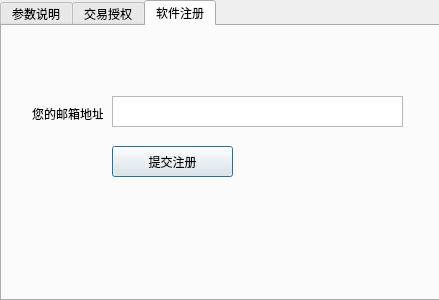
Qt form gui/sys_related.ui (killangell/qds) before a commit.
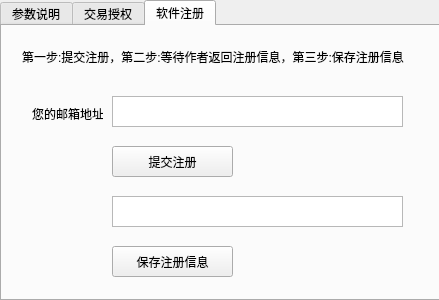
The same form after that commit. The open tabs and pages were chosen to show the change.

Commit message: 1. 增加交易授权和系统注册界面修改 2. 统一变量名称为 ema_fast 和 ema_slow

What changed in the file:
```diff
--- a/gui/sys_related.ui
+++ b/gui/sys_related.ui
@@ -16,7 +16,7 @@
   <property name="windowTitle">
    <string>系统相关</string>
   </property>
-  <widget class="QTabWidget" name="tabWidget">
+  <widget class="QTabWidget" name="tab_sys_related">
    <property name="geometry">
     <rect>
      <x>0</x>
@@ -26,7 +26,7 @@
     </rect>
    </property>
    <property name="currentIndex">
-    <number>1</number>
+    <number>2</number>
    </property>
    <widget class="QWidget" name="tab_params">
     <attribute name="title">
@@ -109,6 +109,19 @@
         </rect>
        </property>
       </widget>
+      <widget class="QPushButton" name="btn_authorize">
+       <property name="geometry">
+        <rect>
+         <x>110</x>
+         <y>150</y>
+         <width>121</width>
+         <height>31</height>
+        </rect>
+       </property>
+       <property name="text">
+        <string>确认</string>
+       </property>
+      </widget>
      </widget>
      <widget class="QWidget" name="tab_okex">
       <attribute name="title">
@@ -157,6 +170,42 @@
       <string>提交注册</string>
      </property>
     </widget>
+    <widget class="QPushButton" name="btn_save_registration_info">
+     <property name="geometry">
+      <rect>
+       <x>110</x>
+       <y>220</y>
+       <width>121</width>
+       <height>31</height>
+      </rect>
+     </property>
+     <property name="text">
+      <string>保存注册信息</string>
+     </property>
+    </widget>
+    <widget class="QTextEdit" name="txt_registration_info">
+     <property name="geometry">
+      <rect>
+       <x>110</x>
+       <y>170</y>
+       <width>291</width>
+       <height>31</height>
+      </rect>
+     </property>
+    </widget>
+    <widget class="QLabel" name="label_4">
+     <property name="geometry">
+      <rect>
+       <x>20</x>
+       <y>20</y>
+       <width>401</width>
+       <height>21</height>
+      </rect>
+     </property>
+     <property name="text">
+      <string>第一步:提交注册，第二步:等待作者返回注册信息，第三步:保存注册信息</string>
+     </property>
+    </widget>
    </widget>
   </widget>
  </widget>
```
The commit also changes 5 other files.
